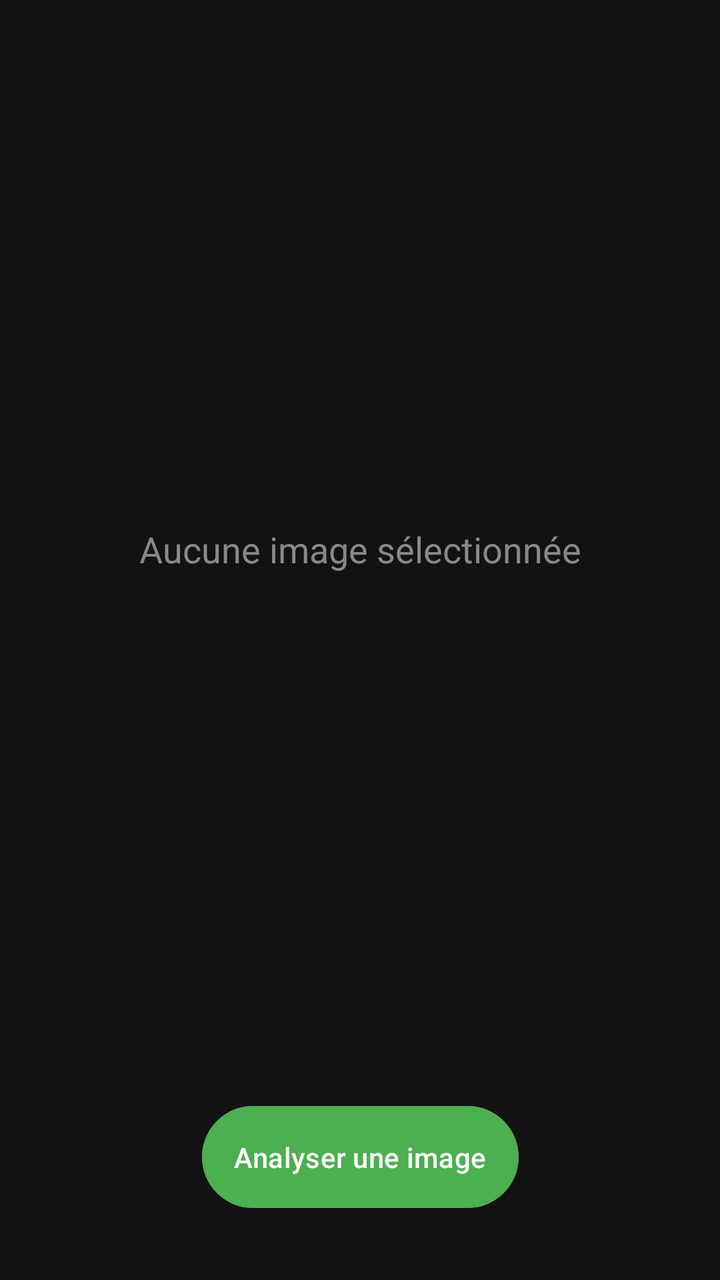
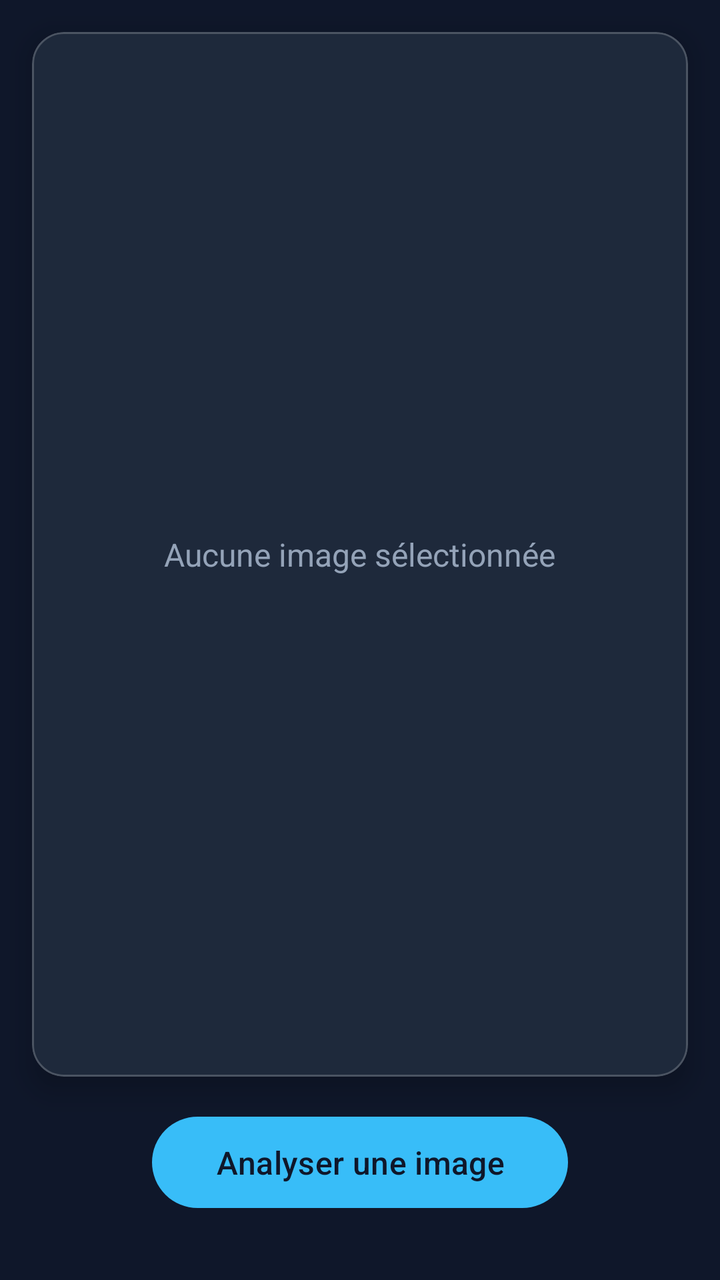

Before-and-after screenshots of an Android layout around one commit, followed by the original layout XML and the change that was made.
<!-- AndroidManifest.xml: application theme Theme.PROJET_M1 -->
<!-- res/layout/fragment_image_analysis.xml -->
<?xml version="1.0" encoding="utf-8"?>
<androidx.constraintlayout.widget.ConstraintLayout
    xmlns:android="http://schemas.android.com/apk/res/android"
    xmlns:app="http://schemas.android.com/apk/res-auto"
    android:layout_width="match_parent"
    android:layout_height="match_parent"
    android:background="#121212"> <ImageView
    android:id="@+id/imageViewResult"
    android:layout_width="0dp"
    android:layout_height="0dp"
    android:layout_margin="16dp"
    android:scaleType="fitCenter"
    app:layout_constraintTop_toTopOf="parent"
    app:layout_constraintBottom_toTopOf="@id/btnSelectImage"
    app:layout_constraintStart_toStartOf="parent"
    app:layout_constraintEnd_toEndOf="parent" />

    <TextView
        android:id="@+id/textPlaceholder"
        android:layout_width="wrap_content"
        android:layout_height="wrap_content"
        android:text="Aucune image sélectionnée"
        android:textColor="#888888"
        android:textSize="18sp"
        app:layout_constraintTop_toTopOf="@id/imageViewResult"
        app:layout_constraintBottom_toBottomOf="@id/imageViewResult"
        app:layout_constraintStart_toStartOf="@id/imageViewResult"
        app:layout_constraintEnd_toEndOf="@id/imageViewResult" />

    <Button
        android:id="@+id/btnSelectImage"
        android:layout_width="wrap_content"
        android:layout_height="wrap_content"
        android:layout_marginBottom="32dp"
        android:text="Analyser une image"
        android:padding="16dp"
        android:backgroundTint="#4CAF50"
        app:layout_constraintBottom_toBottomOf="parent"
        app:layout_constraintStart_toStartOf="parent"
        app:layout_constraintEnd_toEndOf="parent" />

</androidx.constraintlayout.widget.ConstraintLayout>
<!-- resources referenced by this layout -->
<resources>
  <style name="Theme.PROJET_M1" parent="Base.Theme.PROJET_M1" />
  <style name="Base.Theme.PROJET_M1" parent="Theme.Material3.DayNight.NoActionBar">
          
          
      </style>
</resources>

<!-- the commit's change to res/layout/fragment_image_analysis.xml (unified diff, before → after) -->
@@ -4,37 +4,49 @@
     xmlns:app="http://schemas.android.com/apk/res-auto"
     android:layout_width="match_parent"
     android:layout_height="match_parent"
-    android:background="#121212"> <ImageView
-    android:id="@+id/imageViewResult"
+    android:background="#0F172A"> <com.google.android.material.card.MaterialCardView
+    android:id="@+id/imageContainer"
     android:layout_width="0dp"
     android:layout_height="0dp"
     android:layout_margin="16dp"
-    android:scaleType="fitCenter"
+    app:cardBackgroundColor="#1E293B"
+    app:cardCornerRadius="16dp"
+    app:cardElevation="8dp"
+    app:strokeColor="#33FFFFFF"
+    app:strokeWidth="1dp"
     app:layout_constraintTop_toTopOf="parent"
     app:layout_constraintBottom_toTopOf="@id/btnSelectImage"
     app:layout_constraintStart_toStartOf="parent"
-    app:layout_constraintEnd_toEndOf="parent" />
+    app:layout_constraintEnd_toEndOf="parent">
+
+    <ImageView
+        android:id="@+id/imageViewResult"
+        android:layout_width="match_parent"
+        android:layout_height="match_parent"
+        android:scaleType="fitCenter" />
 
     <TextView
         android:id="@+id/textPlaceholder"
         android:layout_width="wrap_content"
         android:layout_height="wrap_content"
+        android:layout_gravity="center"
         android:text="Aucune image sélectionnée"
-        android:textColor="#888888"
-        android:textSize="18sp"
-        app:layout_constraintTop_toTopOf="@id/imageViewResult"
-        app:layout_constraintBottom_toBottomOf="@id/imageViewResult"
-        app:layout_constraintStart_toStartOf="@id/imageViewResult"
-        app:layout_constraintEnd_toEndOf="@id/imageViewResult" />
+        android:textColor="#94A3B8"
+        android:textSize="16sp" />
+</com.google.android.material.card.MaterialCardView>
 
-    <Button
+    <com.google.android.material.button.MaterialButton
         android:id="@+id/btnSelectImage"
         android:layout_width="wrap_content"
         android:layout_height="wrap_content"
         android:layout_marginBottom="32dp"
         android:text="Analyser une image"
-        android:padding="16dp"
-        android:backgroundTint="#4CAF50"
+        android:paddingHorizontal="32dp"
+        android:paddingVertical="12dp"
+        android:textSize="16sp"
+        app:cornerRadius="24dp"
+        app:backgroundTint="#38BDF8"
+        android:textColor="#0F172A"
         app:layout_constraintBottom_toBottomOf="parent"
         app:layout_constraintStart_toStartOf="parent"
         app:layout_constraintEnd_toEndOf="parent" />
